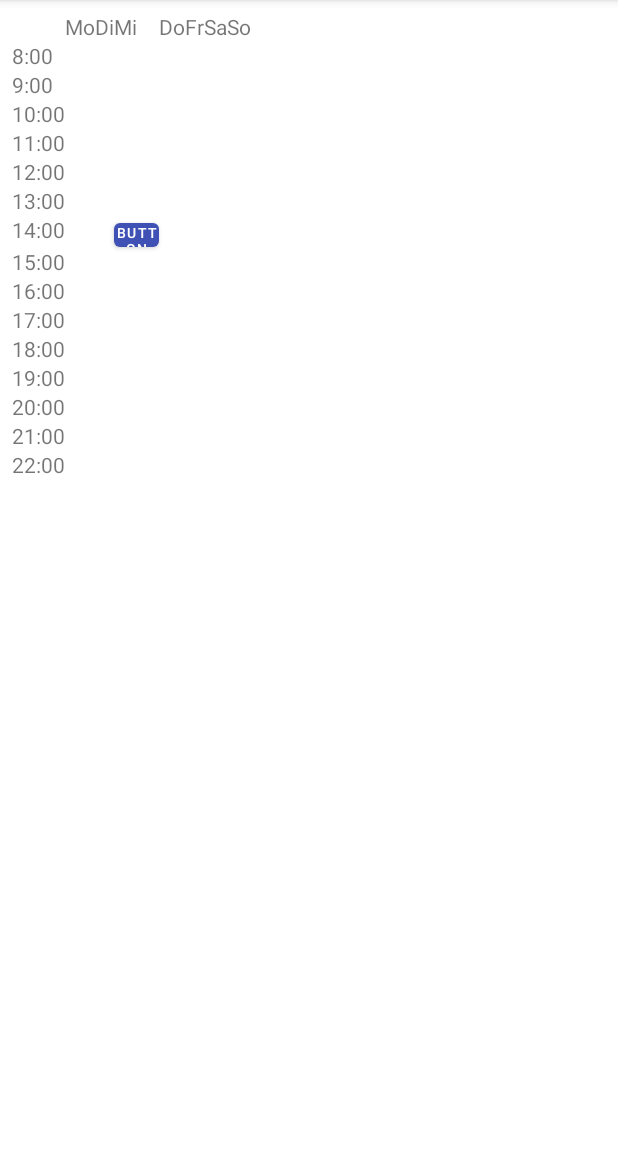
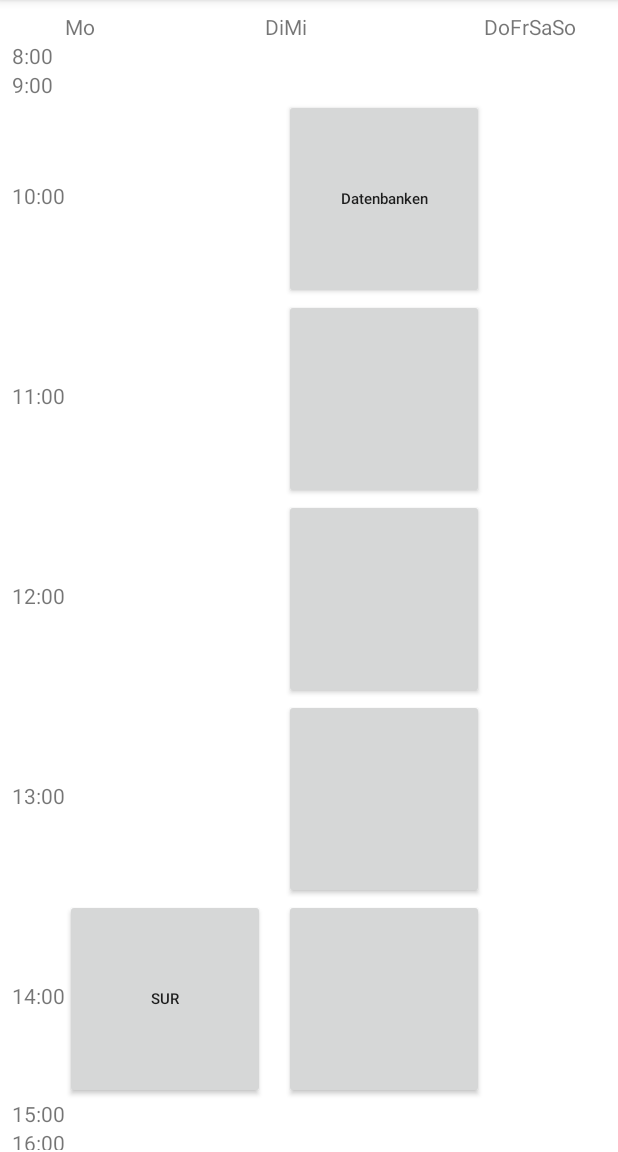
Before and after one commit to GrowThinky/SP22_Gruppe_Heindl_Grabiec_Huynh_Funtov, an Android app: the Kalender screen opened directly, with no data from a screen before it, on a phone screen of 412 x 824 dp, the part 84-1236 px from its top. Run offline under Robolectric (Android 15) with nearby library versions, the phone set to English and light mode, and no system bars.

Commit message:
KalenderUpdate1906-24:00

```diff
--- a/IliasApp/app/src/main/java/de/uni_marburg/iliasapp/Kalender.java
+++ b/IliasApp/app/src/main/java/de/uni_marburg/iliasapp/Kalender.java
@@ -19,52 +19,84 @@ public class Kalender extends AppCompatActivity {
     protected void onCreate(Bundle savedInstanceState) {
         super.onCreate(savedInstanceState);
         setContentView(R.layout.activity_kalender);
-        //creatNewKaldendereintrag("Datenbanken", "10:30", "14:00", "Mi");
+        creatNewKaldendereintrag("Datenbanken", "10:30", "14:30", "Mi");
+        creatNewKaldendereintrag("SUR", "14:30", "15:00", "Mo");
+    }
 
 
-
-    }
-
-    public void creatNewKaldendereintrag(View view){
-        creatNewKaldendereintrag("Datenbanken", "10:30", "14:00", "Mi");
-    }
     private void creatNewKaldendereintrag(String name, String von, String bis, String wochentag) {
-
 
         //Finde Grid
         androidx.gridlayout.widget.GridLayout gridLayout = findViewById(R.id.kalender_grid);
         //Erstelle Button(Kalendereintrag)
         Button button = new Button(this);
-        //Position im Kalender
-        GridLayout.LayoutParams param = new GridLayout.LayoutParams();
-        //Wochentag bestimmen
-       switch(wochentag) {
-            case "Mo": param.columnSpec = GridLayout.spec(2);; break;
-            case "Di": param.columnSpec = GridLayout.spec(3);; break;
-            case "Mi": param.columnSpec = GridLayout.spec(4);; break;
-            case "Do": param.columnSpec = GridLayout.spec(5);; break;
-            case "Fr": param.columnSpec = GridLayout.spec(6);; break;
-            case "Sa": param.columnSpec = GridLayout.spec(7);; break;
-            case "So": param.columnSpec = GridLayout.spec(8);; break;
-        }
-
-
-        //Zeile
-        int ofset = 6; //Bsp. 10 Uhr ist in reihe 3 also 10 - 7
-        int startDesEintrags = Integer.valueOf(von.substring(0,1)) - ofset;
-
         //Button Eigenschafen
+        androidx.gridlayout.widget.GridLayout.LayoutParams param = positionImKalenderfinden(wochentag, von, bis);
         button.setText(name);
-        param.columnSpec = GridLayout.spec(3, 1);
-        param.height = 200;
-        param.width = 500;
-
-
+        param = buttonDesign(param);
+        button = buttonDesign2(button);
         button.setLayoutParams(param);
         //Im Kalender einfügen
        gridLayout.addView(button);
 
     }
-    private void positionImKalenderfinden(){}
+
+
+
+
+    private androidx.gridlayout.widget.GridLayout.LayoutParams positionImKalenderfinden(String wochentag, String von, String bis){
+        //Position im Kalender
+        androidx.gridlayout.widget.GridLayout.LayoutParams param = new androidx.gridlayout.widget.GridLayout.LayoutParams();
+        //Wochentag bestimmen
+        switch(wochentag) {
+            case "Mo": param.columnSpec = androidx.gridlayout.widget.GridLayout.spec(1); break;
+            case "Di": param.columnSpec = androidx.gridlayout.widget.GridLayout.spec(2); break;
+            case "Mi": param.columnSpec = androidx.gridlayout.widget.GridLayout.spec(3); break;
+            case "Do": param.columnSpec = androidx.gridlayout.widget.GridLayout.spec(4); break;
+            case "Fr": param.columnSpec = androidx.gridlayout.widget.GridLayout.spec(5); break;
+            case "Sa": param.columnSpec = androidx.gridlayout.widget.GridLayout.spec(6); break;
+            case "So": param.columnSpec = androidx.gridlayout.widget.GridLayout.spec(7); break;
+        }
+
+        //Start Zeile
+        int ofset = 7; //Bsp. 10 Uhr ist in reihe 3 also 10 - 7
+        int startDesEintrags = Integer.valueOf(von.substring(0,2)) - ofset;
+        param.rowSpec = androidx.gridlayout.widget.GridLayout.spec(startDesEintrags);
+        //Ende Zeile da eine Veranstaltung mehrere Studen gehen kann
+        int endeZeile = Integer.valueOf(bis.substring(0,2)) - Integer.valueOf(von.substring(0,2)) - 1;
+        if(Integer.valueOf(bis.substring(3,5)) > 0)
+            endeZeile++;
+
+        int counter = 0;
+        while (endeZeile > 0){
+            androidx.gridlayout.widget.GridLayout.LayoutParams param2 = new androidx.gridlayout.widget.GridLayout.LayoutParams();; // param2 wird hoch gezählt und param wird später ausgegeben
+            param2.columnSpec = param.columnSpec;
+            endeZeile--;
+            counter++;
+            androidx.gridlayout.widget.GridLayout gridLayout = findViewById(R.id.kalender_grid);
+            Button button = new Button(this);
+            param2.rowSpec = androidx.gridlayout.widget.GridLayout.spec(startDesEintrags + counter);
+            param2 = buttonDesign(param2);
+            button = buttonDesign2(button);
+            button.setLayoutParams(param2);
+            gridLayout.addView(button);
+        }
+
+        return param;
+    }
+    private androidx.gridlayout.widget.GridLayout.LayoutParams buttonDesign(androidx.gridlayout.widget.GridLayout.LayoutParams param){
+        param.height = 200;
+        param.width = 200;
+        param.setMargins(0,0,0,0);
+        return param;
+    }
+    private Button buttonDesign2(Button button){
+        button.setPadding(0,0,0,0);
+        button.setTop(0);
+        button.setBottom(0);
+        button.setAllCaps(false);
+        button.setTextSize(10);
+        return button;
+    }
 
 }
--- a/IliasApp/app/src/main/res/layout/activity_kalender.xml
+++ b/IliasApp/app/src/main/res/layout/activity_kalender.xml
@@ -206,22 +206,5 @@
             app:layout_row="15" />
 
 
-        <Button
-            android:id="@+id/Exemplarischer_Button"
-            android:layout_width="30dp"
-            android:layout_height="16dp"
-            android:insetTop="0dp"
-            android:insetBottom="0dp"
-            android:onClick="creatNewKaldendereintrag"
-            android:padding="0dp"
-            android:text="Button"
-            android:textSize="9dp"
-            android:textStyle="normal"
-            app:iconPadding="0dp"
-            app:layout_column="3"
-            app:layout_row="7"
-            tools:ignore="TouchTargetSizeCheck,TouchTargetSizeCheck" />
-
-
     </androidx.gridlayout.widget.GridLayout>
 </androidx.constraintlayout.widget.ConstraintLayout>
```
